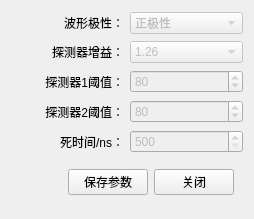
Before: the Qt Designer form FPGASetting.ui in MrXiaomao/Cu_Activation, drawn with Qt 5.
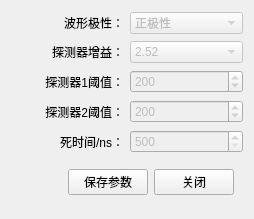
After: the same form once the commit is applied.

Commit message: 界面部分按键禁用，修改部分控件的默认值

```diff
--- a/FPGASetting.ui
+++ b/FPGASetting.ui
@@ -57,7 +57,7 @@
       <bool>false</bool>
      </property>
      <property name="currentIndex">
-      <number>0</number>
+      <number>1</number>
      </property>
      <item>
       <property name="text">
@@ -98,7 +98,7 @@
       <number>65535</number>
      </property>
      <property name="value">
-      <number>80</number>
+      <number>200</number>
      </property>
     </widget>
    </item>
@@ -124,7 +124,7 @@
       <number>65535</number>
      </property>
      <property name="value">
-      <number>80</number>
+      <number>200</number>
      </property>
     </widget>
    </item>
```
The commit also changes 1 other file.
